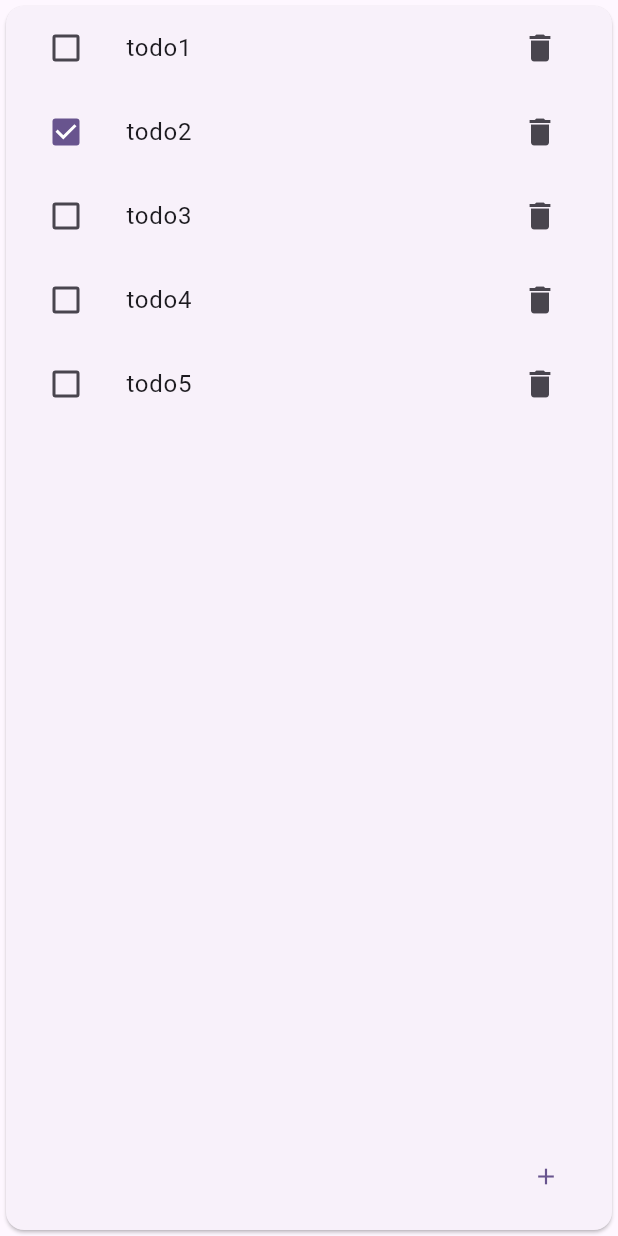
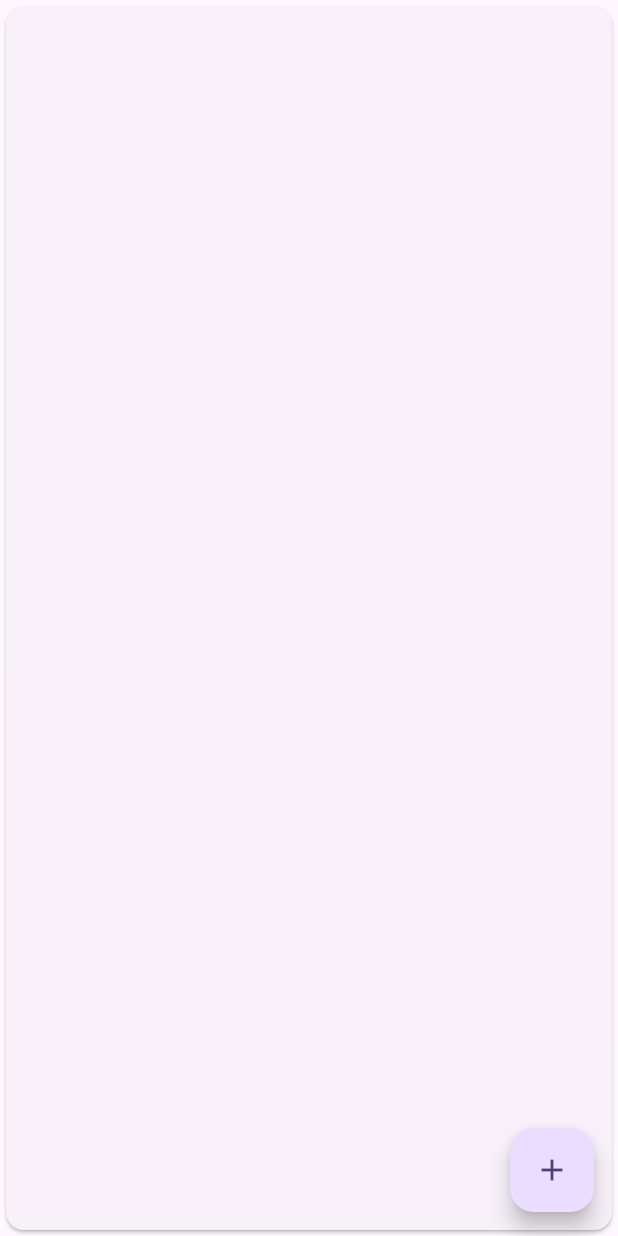
Before and after one commit to naoya25/flutter-100-knocks, a Flutter app: the screen it shows after launch, on a phone screen of 412 x 824 dp. Run offline on Flutter 3.47's test engine with Material 3 defaults, Android fonts, the light colour scheme and no system bars.

Commit message:
fix todoクラスの切り分け todo完了処理をtodo.dartに移動 floatingActionButtonをtextbuttonからfloatingActionButtonに変更

```diff
--- a/knock_03/lib/main.dart
+++ b/knock_03/lib/main.dart
@@ -2,6 +2,7 @@ import 'package:flutter/cupertino.dart';
 import 'package:flutter/material.dart';
 import 'package:flutter/widgets.dart';
 import 'dart:developer';
+import 'package:knock_03/todo.dart';
 
 void main() {
   runApp(const MyApp());
@@ -36,40 +37,21 @@ class _MyHomePageState extends State<MyHomePage> {
   final textFieldValue = TextEditingController();
   // 全てのtodoの内容と完了状況を保持する辞書型、API未実装
   // keyがDBのid、valueが[todo内容, 達成状況]っていう想定
-  Map<int, List> todoInfo = {
-    1: ["todo1", false],
-    2: ["todo2", true],
-    3: ["todo3", false],
-    4: ["todo4", false],
-    5: ["todo5", false],
-  };
-
-  // todoが完了した時の処理（チェックボックス）
-  void _toggleAchievement(int key) {
-    setState(() {
-      // チェックボックスが押された時、todoInfoのvalue(配列になってる)の1番目を変更する
-      todoInfo[key]![1] = !todoInfo[key]![1];
-    });
-  }
+  final List<ToDo> todoInfo = [];
 
   // todo追加
   void _addTodo(String taskName) {
     setState(() {
-      final int newKey = todoInfo.keys.isEmpty
-          ? 1
-          : todoInfo.keys.reduce(
-                  (value, element) => value > element ? value : element) +
-              1;
-      todoInfo[newKey] = [taskName, false];
-      log("taskName");
-      log(taskName);
+      final newTodo = ToDo(title: taskName);
+      todoInfo.add(newTodo);
+      log("taskName: $taskName");
     });
   }
 
   // todo削除
-  void _deleteTodo(int key) {
+  void _deleteTodo(ToDo todo) {
     setState(() {
-      todoInfo.remove(key);
+      todoInfo.remove(todo);
     });
   }
 
@@ -82,24 +64,24 @@ class _MyHomePageState extends State<MyHomePage> {
         child: ListView.builder(
             itemCount: todoInfo.length,
             itemBuilder: (_, i) {
-              final key = todoInfo.keys.elementAt(i);
-              final value = todoInfo[key];
               return ListTile(
                 leading: Checkbox(
-                  value: value?[1],
+                  value: todoInfo[i].isDone,
                   onChanged: (bool? newValue) {
-                    _toggleAchievement(key);
+                    setState(() {
+                      todoInfo[i].toggleDone();
+                    });
                   },
                 ),
-                title: Text('${value?[0]}'),
+                title: Text(todoInfo[1].title),
                 trailing: IconButton(
                   icon: const Icon(Icons.delete),
-                  onPressed: () => _deleteTodo(key),
+                  onPressed: () => _deleteTodo(todoInfo[i]),
                 ),
               );
             }),
       )),
-      floatingActionButton: TextButton(
+      floatingActionButton: FloatingActionButton(
         // ボタンクリックでモーダルウィンド表示
         onPressed: () => showDialog(
             context: context,
--- /dev/null
+++ b/knock_03/lib/todo.dart
@@ -0,0 +1,13 @@
+class ToDo{
+  String title;
+  bool isDone;
+
+  ToDo({
+    required this.title,
+    this.isDone = false,
+  });
+
+  void toggleDone(){
+    isDone = !isDone;
+  }
+}
```
